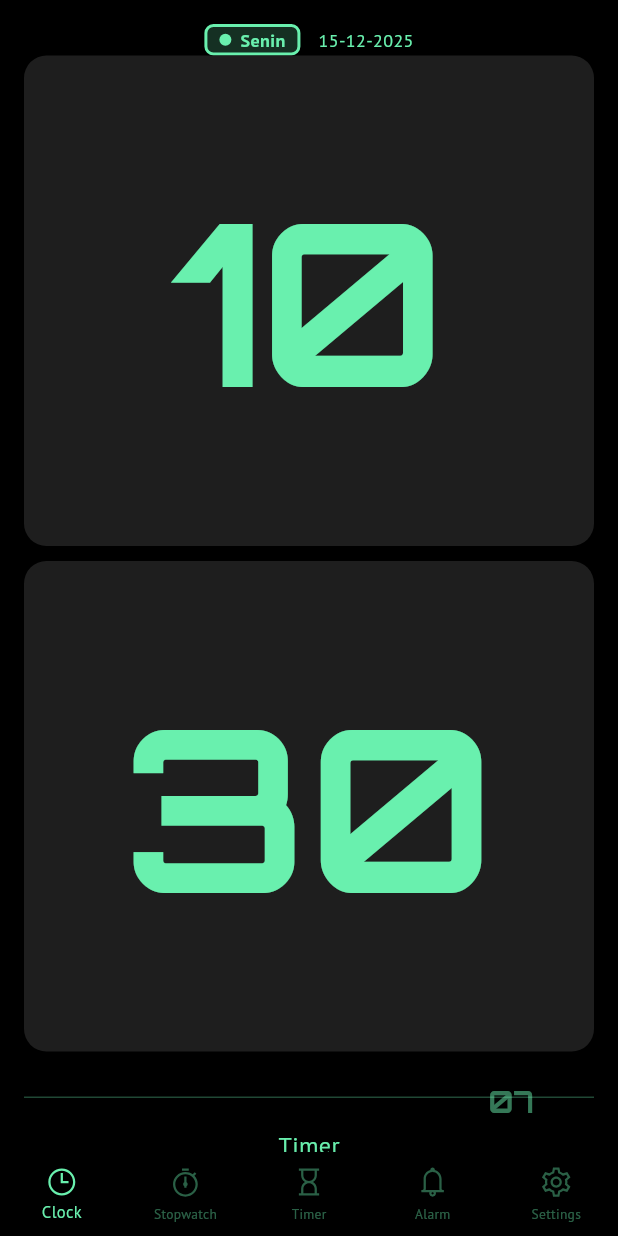
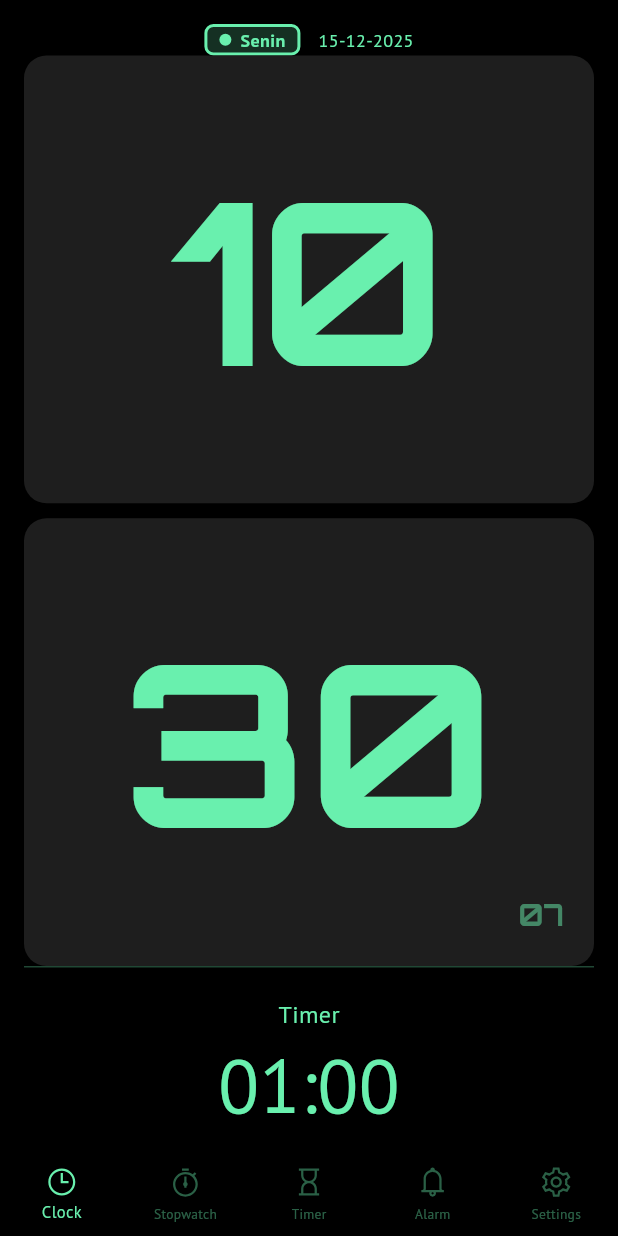
Before and after one commit to zenzalepik/sc_aplikasi_za_time_qu, a Flutter app: the screen it shows after launch, on a phone screen of 412 x 824 dp. Run offline on Flutter 3.47's test engine with Material 3 defaults, Android fonts, the phone set to English and light mode, and no system bars; our stand-ins replace flutter_colorpicker, font_awesome_flutter, google_fonts, line_awesome_flutter, shared_preferences.

Commit message:
feat: reusable widget clock & date label

```diff
--- a/lib/features/clock/presentation/pages/clock_page.dart
+++ b/lib/features/clock/presentation/pages/clock_page.dart
@@ -5,6 +5,8 @@ import 'package:provider/provider.dart';
 import '../../../../core/services/time_service.dart';
 import '../../../../core/services/ui_service.dart';
 import '../../../../core/services/theme_service.dart';
+import '../../../../widgets/second_display.dart';
+import '../../../../widgets/date_label.dart';
 
 class ClockPage extends StatefulWidget {
   const ClockPage({super.key});
@@ -105,7 +107,10 @@ class _ClockPageState extends State<ClockPage> {
                 constraints: BoxConstraints(
                   minHeight: MediaQuery.of(
                     context,
-                  ).size.height, // ← Tinggi layar
+                  ).size.height, // ← Tinggi layar minimum
+                  maxHeight: MediaQuery.of(
+                    context,
+                  ).size.height, // ← Tinggi layar maksimal
                 ),
                 child: Padding(
                   padding: const EdgeInsets.all(16.0),
@@ -114,73 +119,19 @@ class _ClockPageState extends State<ClockPage> {
                     mainAxisAlignment:
                         MainAxisAlignment.spaceBetween, // ← Penting
                     children: [
-                      Row(
-                        crossAxisAlignment: CrossAxisAlignment.center,
-                        mainAxisAlignment: MainAxisAlignment.center,
-                        children: [
-                          // Day name with color indicator
-                          if (themeService.showDay)
-                            GestureDetector(
-                              onTap: () {
-                                _showDaysDialog(themeService);
-                              },
-                              child: Container(
-                                padding: const EdgeInsets.symmetric(
-                                  horizontal: 8,
-                                  vertical: 0,
-                                ),
-                                decoration: BoxDecoration(
-                                  color: currentDayColor.withOpacity(0.2),
-                                  borderRadius: BorderRadius.circular(6),
-                                  border: Border.all(
-                                    color: currentDayColor,
-                                    width: 2,
-                                  ),
-                                ),
-                                child: Row(
-                                  mainAxisSize: MainAxisSize.min,
-                                  children: [
-                                    Container(
-                                      width: 8,
-                                      height: 8,
-                                      decoration: BoxDecoration(
-                                        color: currentDayColor,
-                                        shape: BoxShape.circle,
-                                      ),
-                                    ),
-                                    const SizedBox(width: 6),
-                                    Text(
-                                      dayName,
-                                      style: themeService.getSecondaryTextStyle(
-                                        fontSize: 12,
-                                        fontWeight: FontWeight.bold,
-                                        color: currentDayColor,
-                                      ),
-                                    ),
-                                  ],
-                                ),
-                              ),
-                            ),
-                          if (themeService.showDay && themeService.showDate)
-                            const SizedBox(width: 12),
-
-                          // Conditionally show date
-                          if (themeService.showDate)
-                            Center(
-                              child: Text(
-                                date,
-                                style: themeService.getSecondaryTextStyle(
-                                  fontSize: 12,
-                                  color: themeService.primaryColor,
-                                ),
-                              ),
-                            ),
-                          if (themeService.showDate) const SizedBox(height: 12),
-                        ],
+                      // Date Label
+                      // Date Label
+                      DateLabel(
+                        themeService: themeService,
+                        dayName: dayName,
+                        date: date,
+                        currentDayColor: currentDayColor,
+                        onDayTap: () => _showDaysDialog(themeService),
                       ),
 
                       // Main clock display
-                      GestureDetector(
+                      Expanded(
+                        child: GestureDetector(
                           onTap: () {
                             Provider.of<UIService>(
                               context,
@@ -199,36 +150,50 @@ class _ClockPageState extends State<ClockPage> {
                                   final screenHeight = MediaQuery.of(
                                     context,
                                   ).size.height;
-                                final isLandscape = screenWidth > screenHeight;
+                                  final isLandscape =
+                                      screenWidth > screenHeight;
 
                                   // Card builder helper
-                                Widget buildCard(String value) {
+                                  Widget buildCard(
+                                    String value, {
+                                    Widget? secondWidget,
+                                  }) {
                                     return Row(
                                       children: [
                                         Expanded(
-                                        child: Container(
-                                          padding: const EdgeInsets.symmetric(
+                                          child: Stack(
+                                            clipBehavior: Clip.none,
+                                            children: [
+                                              Container(
+                                                padding:
+                                                    const EdgeInsets.symmetric(
                                                       horizontal: 20,
-                                            vertical: 96,
+                                                      vertical: 0,
                                                     ),
                                                 decoration: BoxDecoration(
                                                   color: themeService.cardColor,
-                                            borderRadius: BorderRadius.circular(
-                                              15,
+                                                  borderRadius:
+                                                      BorderRadius.circular(15),
                                                 ),
-                                          ),
+                                                child: Center(
                                                   child: Text(
                                                     value,
                                                     textAlign: TextAlign.center,
                                                     style: themeService
                                                         .getPrimaryTextStyle(
                                                           fontSize: 150,
-                                                  fontWeight: FontWeight.bold,
+                                                          fontWeight:
+                                                              FontWeight.bold,
                                                           height: 0.9,
-                                                  color:
-                                                      themeService.primaryColor,
+                                                          color: themeService
+                                                              .primaryColor,
                                                         ),
                                                   ),
+                                                ),
+                                              ),
+                                              if (secondWidget != null)
+                                                secondWidget,
+                                            ],
                                           ),
                                         ),
                                       ],
@@ -238,13 +203,22 @@ class _ClockPageState extends State<ClockPage> {
                                   // Horizontal layout for landscape (width > height)
                                   if (isLandscape) {
                                     return Row(
-                                    mainAxisAlignment: MainAxisAlignment.center,
+                                      mainAxisAlignment:
+                                          MainAxisAlignment.center,
                                       crossAxisAlignment:
                                           CrossAxisAlignment.center,
                                       children: [
                                         Expanded(child: buildCard(hourStr)),
                                         const SizedBox(width: 10),
-                                      Expanded(child: buildCard(minuteStr)),
+                                        Expanded(
+                                          child: buildCard(
+                                            minuteStr,
+                                            secondWidget: SecondDisplay(
+                                              secondStr: secondStr,
+                                              themeService: themeService,
+                                            ),
+                                          ),
+                                        ),
                                       ],
                                     );
                                   }
@@ -253,32 +227,28 @@ class _ClockPageState extends State<ClockPage> {
                                   return Column(
                                     mainAxisAlignment: MainAxisAlignment.center,
                                     children: [
-                                    buildCard(hourStr),
+                                      Expanded(child: buildCard(hourStr)),
                                       const SizedBox(height: 10),
-                                    buildCard(minuteStr),
+                                      Expanded(
+                                        child: buildCard(
+                                          minuteStr,
+                                          secondWidget: SecondDisplay(
+                                            secondStr: secondStr,
+                                            themeService: themeService,
+                                          ),
+                                        ),
+                                      ),
+                                      // const SizedBox(height: 30),
                                     ],
                                   );
                                 },
                               ),
-                            Positioned(
-                              bottom: -48,
-                              right: 40,
-                              child: Text(
-                                secondStr,
-                                style: themeService.getPrimaryTextStyle(
-                                  fontSize: 20,
-                                  fontWeight: FontWeight.bold,
-                                  color: themeService.primaryColor.withOpacity(
-                                    0.5,
+                            ],
                           ),
                         ),
                       ),
-                            ),
-                          ],
-                        ),
-                      ),
 
-                      const SizedBox(height: 30),
+                      // const SizedBox(height: 0),
 
                       // Conditionally show Stopwatch section
                       if (themeService.showStopwatch
--- /dev/null
+++ b/lib/widgets/date_label.dart
@@ -0,0 +1,79 @@
+import 'package:flutter/material.dart';
+import '../core/services/theme_service.dart';
+
+class DateLabel extends StatelessWidget {
+  final ThemeService themeService;
+  final String dayName;
+  final String date;
+  final Color currentDayColor;
+  final VoidCallback onDayTap;
+
+  const DateLabel({
+    super.key,
+    required this.themeService,
+    required this.dayName,
+    required this.date,
+    required this.currentDayColor,
+    required this.onDayTap,
+  });
+
+  @override
+  Widget build(BuildContext context) {
+    return Row(
+      crossAxisAlignment: CrossAxisAlignment.center,
+      mainAxisAlignment: MainAxisAlignment.center,
+      children: [
+        // Day name with color indicator
+        if (themeService.showDay)
+          GestureDetector(
+            onTap: onDayTap,
+            child: Container(
+              padding: const EdgeInsets.symmetric(horizontal: 8, vertical: 0),
+              decoration: BoxDecoration(
+                color: currentDayColor.withOpacity(0.2),
+                borderRadius: BorderRadius.circular(6),
+                border: Border.all(color: currentDayColor, width: 2),
+              ),
+              child: Row(
+                mainAxisSize: MainAxisSize.min,
+                children: [
+                  Container(
+                    width: 8,
+                    height: 8,
+                    decoration: BoxDecoration(
+                      color: currentDayColor,
+                      shape: BoxShape.circle,
+                    ),
+                  ),
+                  const SizedBox(width: 6),
+                  Text(
+                    dayName,
+                    style: themeService.getSecondaryTextStyle(
+                      fontSize: 12,
+                      fontWeight: FontWeight.bold,
+                      color: currentDayColor,
+                    ),
+                  ),
+                ],
+              ),
+            ),
+          ),
+        if (themeService.showDay && themeService.showDate)
+          const SizedBox(width: 12),
+
+        // Conditionally show date
+        if (themeService.showDate)
+          Center(
+            child: Text(
+              date,
+              style: themeService.getSecondaryTextStyle(
+                fontSize: 12,
+                color: themeService.primaryColor,
+              ),
+            ),
+          ),
+        if (themeService.showDate) const SizedBox(height: 12),
+      ],
+    );
+  }
+}
--- /dev/null
+++ b/lib/widgets/second_display.dart
@@ -0,0 +1,33 @@
+import 'package:flutter/material.dart';
+import '../core/services/theme_service.dart';
+
+class SecondDisplay extends StatelessWidget {
+  final String secondStr;
+  final ThemeService themeService;
+  final double bottom;
+  final double right;
+
+  const SecondDisplay({
+    super.key,
+    required this.secondStr,
+    required this.themeService,
+    this.bottom = 20,
+    this.right = 20,
+  });
+
+  @override
+  Widget build(BuildContext context) {
+    return Positioned(
+      bottom: bottom,
+      right: right,
+      child: Text(
+        secondStr,
+        style: themeService.getPrimaryTextStyle(
+          fontSize: 20,
+          fontWeight: FontWeight.bold,
+          color: themeService.primaryColor.withOpacity(0.5),
+        ),
+      ),
+    );
+  }
+}
```
Lines whose indentation alone changed are shown as unchanged.
